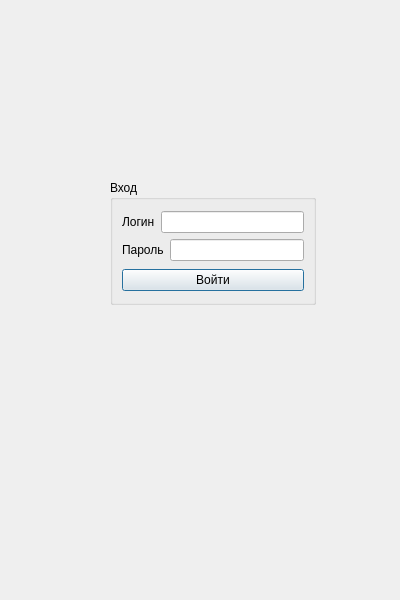
Before: the Qt Designer form demo-trading/login.ui in GudAlex61/Demo-trading-c-project, drawn with Qt 5.
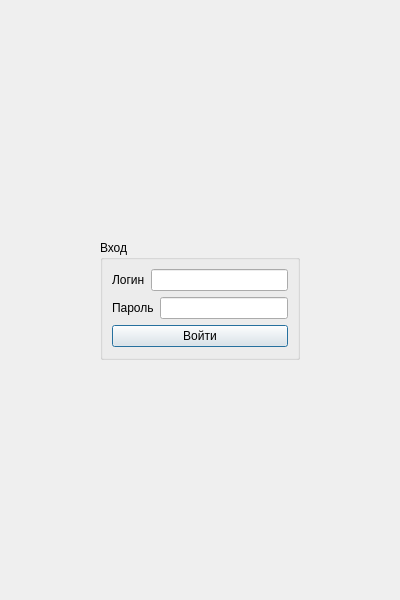
After: the same form once the commit is applied.

Diff of the .ui file:
```diff
--- a/demo-trading/login.ui
+++ b/demo-trading/login.ui
@@ -16,10 +16,10 @@
   <widget class="QGroupBox" name="groupBox">
    <property name="geometry">
     <rect>
-     <x>110</x>
-     <y>180</y>
-     <width>206</width>
-     <height>125</height>
+     <x>100</x>
+     <y>240</y>
+     <width>200</width>
+     <height>120</height>
     </rect>
    </property>
    <property name="title">
```
Left out of the diff: 2 changed lines with no effect on the pictures.
